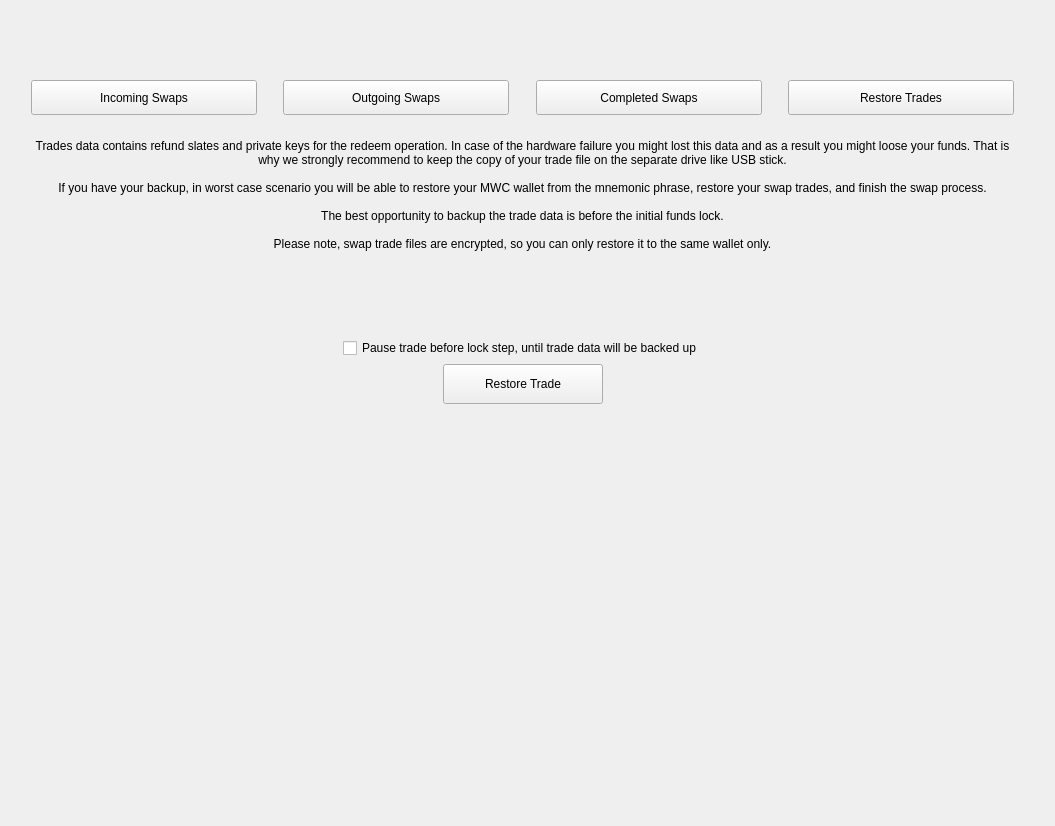
Before: the Qt Designer form windows_desktop/s_swaplist_w.ui in 0xkobe/mwc-wallet, drawn with Qt 5.
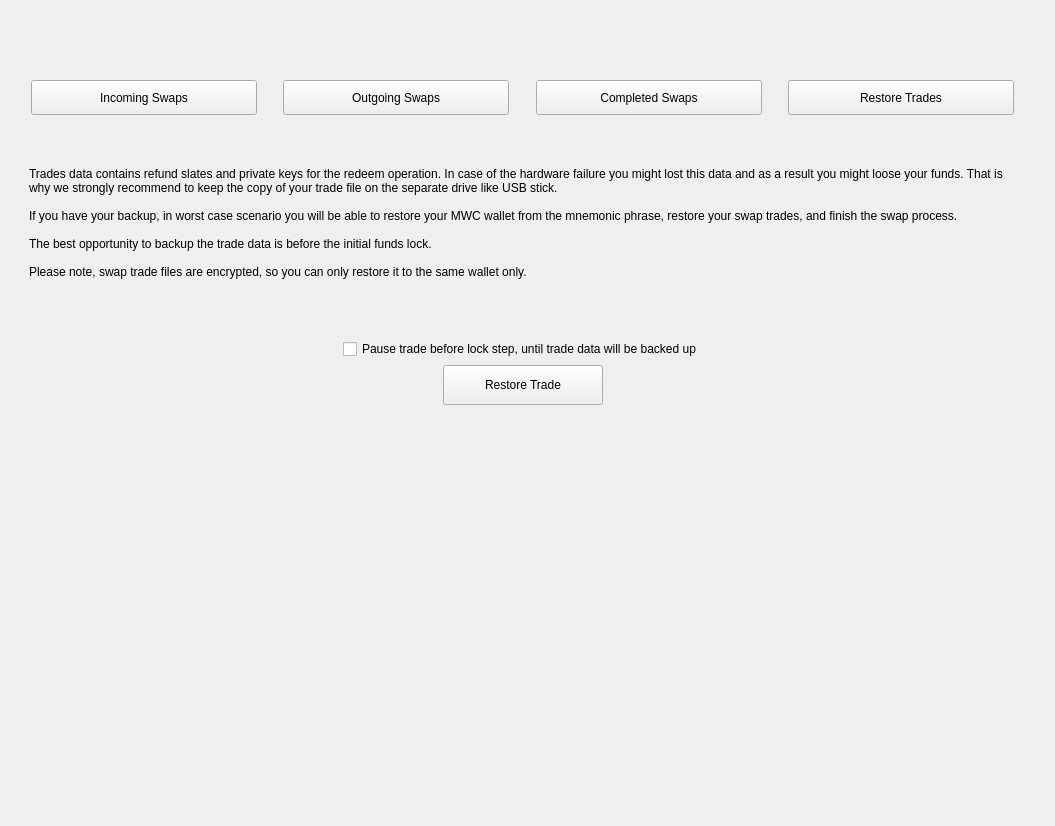
After: the same form once the commit is applied. Icons and pictures are not drawn. Custom widgets are drawn as their Qt base class.

Commit message: https://github.com/mwcproject/mwc-qt-wallet/issues/573 https://github.com/mwcproject/mwc-qt-wallet/issues/502

Diff of the .ui file:
```diff
--- a/windows_desktop/s_swaplist_w.ui
+++ b/windows_desktop/s_swaplist_w.ui
@@ -234,16 +234,19 @@
       <item>
        <widget class="control::MwcLabelNormal" name="label">
         <property name="text">
-         <string>Trades data contains refund slates and private keys for the redeem operation. In case of the hardware failure you might lost this data and as a result you might loose your funds. That is why we strongly recommend to keep the copy of your trade file on the separate drive like USB stick.
+         <string>
+
+Trades data contains refund slates and private keys for the redeem operation. In case of the hardware failure you might lost this data and as a result you might loose your funds. That is why we strongly recommend to keep the copy of your trade file on the separate drive like USB stick.
 
 If you have your backup, in worst case scenario you will be able to restore your MWC wallet from the mnemonic phrase, restore your swap trades, and finish the swap process.
 
 The best opportunity to backup the trade data is before the initial funds lock.
 
-Please note, swap trade files are encrypted, so you can only restore it to the same wallet only.</string>
+Please note, swap trade files are encrypted, so you can only restore it to the same wallet only.
+</string>
         </property>
         <property name="alignment">
-         <set>Qt::AlignCenter</set>
+         <set>Qt::AlignLeading|Qt::AlignLeft|Qt::AlignVCenter</set>
         </property>
         <property name="wordWrap">
          <bool>true</bool>
```
The commit also changes 1 other file.
